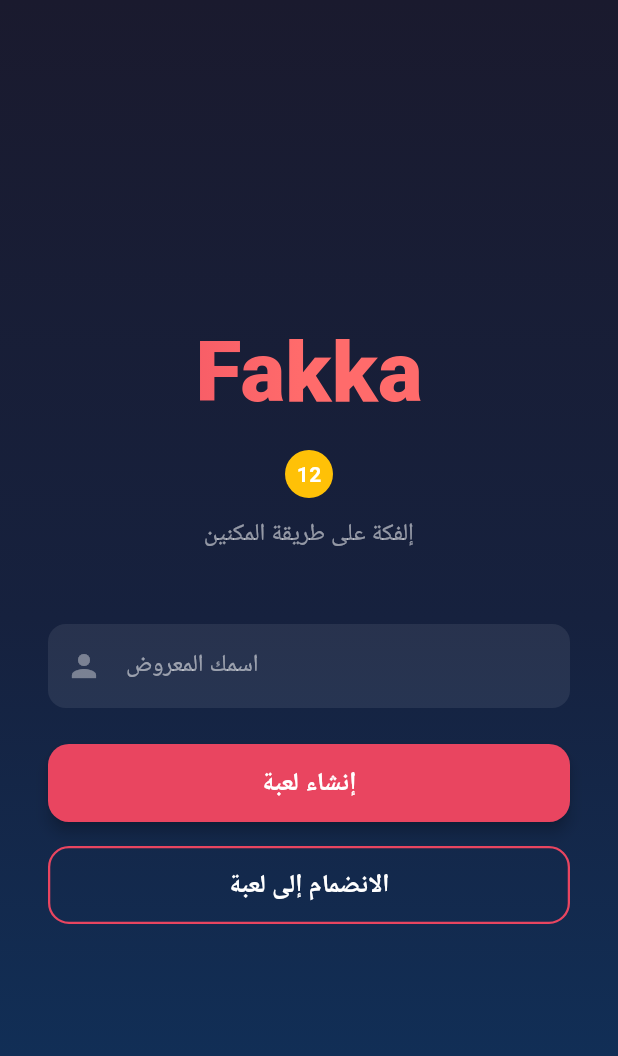
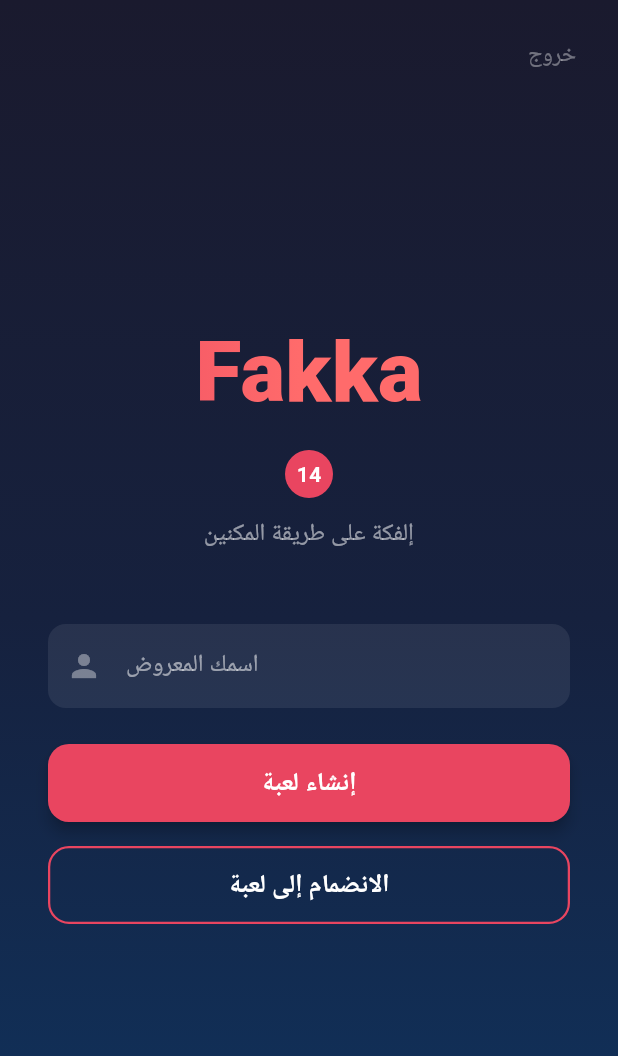
Before and after one commit to Riadh0101/Fakka1, a Flutter app: the screen it shows after launch, on a phone screen of 412 x 824 dp. Shown: the top 1056 px of the screen. Run offline on Flutter 3.47's test engine with Material 3 defaults, Android fonts, the phone set to English and light mode, and no system bars; our stand-ins replace flutter_riverpod, share_plus, shared_preferences.

Commit message:
feat: add Quit (خروج) button at top-right of Home screen

```diff
--- a/fekka_app/lib/build_info.dart
+++ b/fekka_app/lib/build_info.dart
@@ -1,5 +1,5 @@
 /// Auto-generated build info - do not edit manually.
 class BuildInfo {
-  static const int number = 12;
+  static const int number = 14;
   static const List<int> colors = [0xFF2196F3, 0xFFE94560, 0xFFFFC107]; // blue, red, yellow
 }
--- a/fekka_app/lib/screens/home_screen.dart
+++ b/fekka_app/lib/screens/home_screen.dart
@@ -1,4 +1,5 @@
 import 'package:flutter/material.dart';
+import 'package:flutter/services.dart';
 import 'package:flutter_riverpod/flutter_riverpod.dart';
 import '../models/game_state.dart';
 import '../providers/game_provider.dart';
@@ -92,7 +93,9 @@
     });
 
     return Scaffold(
-      body: Container(
+      body: Stack(
+        children: [
+          Container(
         decoration: const BoxDecoration(
           gradient: LinearGradient(
             begin: Alignment.topCenter,
@@ -253,7 +256,26 @@
               ),
             ),
           ),
+          ),
         ),
+        // خروج (Quit) button — top-right
+        Positioned(
+          top: 0,
+          right: 0,
+          child: SafeArea(
+            child: Padding(
+              padding: const EdgeInsets.all(12),
+              child: TextButton(
+                onPressed: () => SystemNavigator.pop(),
+                child: const Text(
+                  'خروج',
+                  style: TextStyle(color: Colors.white38, fontSize: 15),
+                ),
+              ),
+            ),
+          ),
+        ),
+      ],
       ),
     );
   }
```
